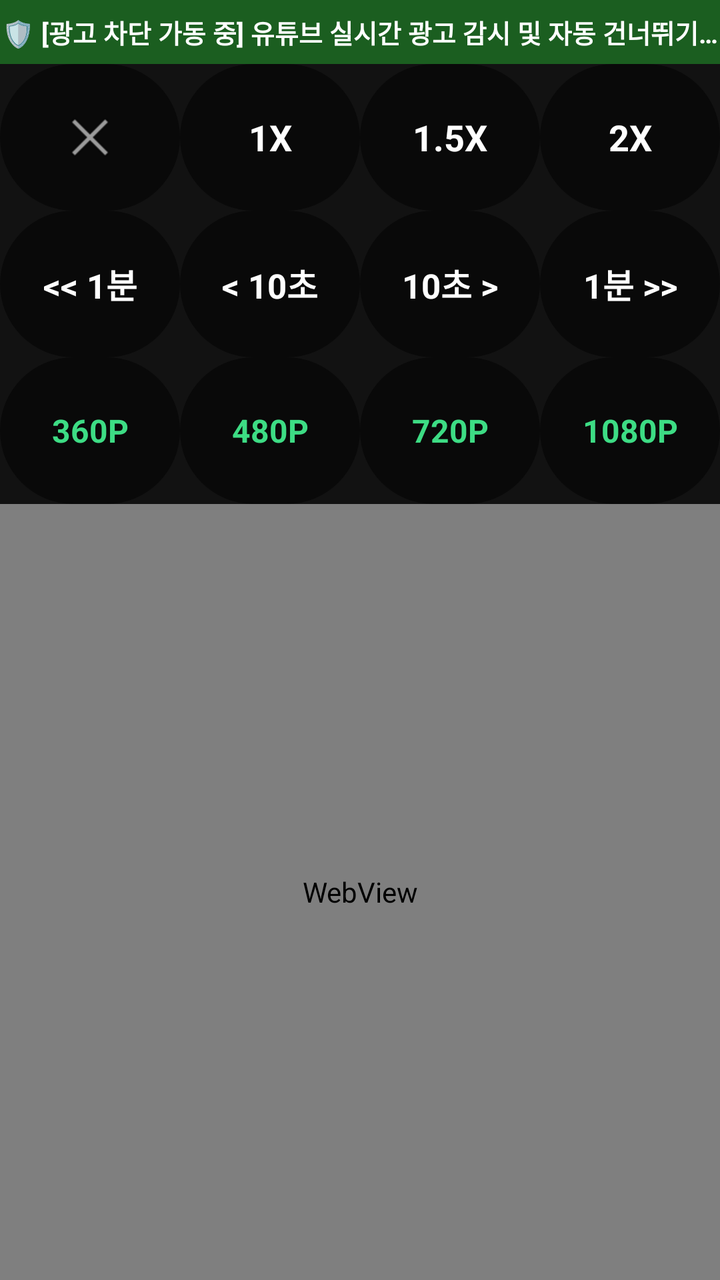
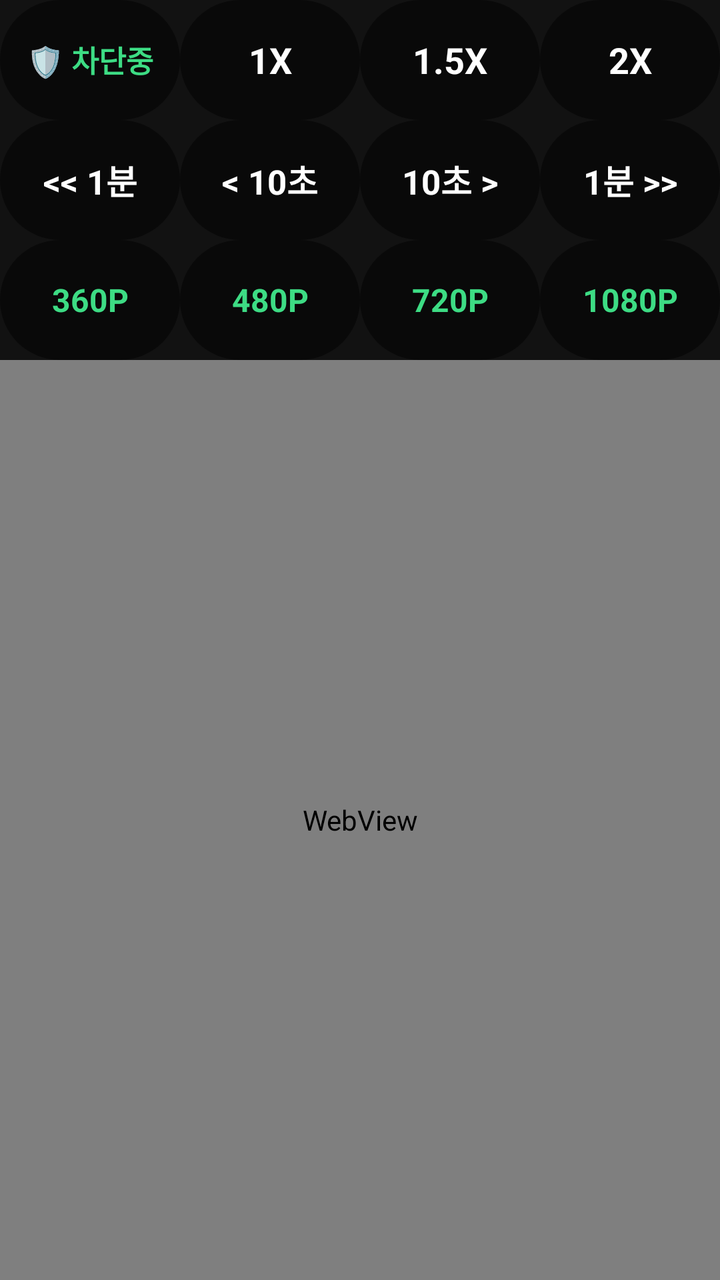

Compare the two renders of this Android layout. The source of the first and the diff that turns it into the second are given below.
<!-- AndroidManifest.xml: application theme Theme.CarHome -->
<!-- res/layout/activity_browser.xml -->
<?xml version="1.0" encoding="utf-8"?>
<LinearLayout xmlns:android="http://schemas.android.com/apk/res/android"
    android:id="@+id/browserRootLayout"
    android:layout_width="match_parent"
    android:layout_height="match_parent"
    android:orientation="vertical"
    android:background="#000000">

    
    <TextView
        android:id="@+id/tvAdBlockStatus"
        android:layout_width="match_parent"
        android:layout_height="32dp"
        android:background="#1B5E20"
        android:text="🛡️ [광고 차단 가동 중] 유튜브 실시간 광고 감시 및 자동 건너뛰기 활성화"
        android:textColor="#FFFFFF"
        android:textSize="13sp"
        android:textStyle="bold"
        android:gravity="center"
        android:singleLine="true" />

    <LinearLayout
        android:id="@+id/menuLayout"
        android:layout_width="match_parent"
        android:layout_height="220dp"
        android:orientation="vertical"
        android:background="#121212"
        android:gravity="center">

        
        <LinearLayout
            android:id="@+id/menuGroup1"
            android:layout_width="match_parent"
            android:layout_height="0dp"
            android:layout_weight="1"
            android:orientation="horizontal">

            
            <ImageView
                android:id="@+id/btnCloseBrowser"
                android:layout_width="0dp"
                android:layout_height="match_parent"
                android:layout_weight="1"
                android:background="@drawable/bg_round_btn"
                android:src="@android:drawable/ic_menu_close_clear_cancel"
                android:scaleType="centerInside"
                android:clickable="true"
                android:focusable="true" />

            <TextView
                android:id="@+id/btnSpeed1x"
                android:layout_width="0dp"
                android:layout_height="match_parent"
                android:layout_weight="1"
                android:background="@drawable/bg_round_btn"
                android:text="1X"
                android:textColor="#FFFFFF"
                android:textSize="18sp"
                android:textStyle="bold"
                android:gravity="center"
                android:clickable="true"
                android:focusable="true" />

            <TextView
                android:id="@+id/btnSpeed1_5x"
                android:layout_width="0dp"
                android:layout_height="match_parent"
                android:layout_weight="1"
                android:background="@drawable/bg_round_btn"
                android:text="1.5X"
                android:textColor="#FFFFFF"
                android:textSize="18sp"
                android:textStyle="bold"
                android:gravity="center"
                android:clickable="true"
                android:focusable="true" />

            <TextView
                android:id="@+id/btnSpeed2x"
                android:layout_width="0dp"
                android:layout_height="match_parent"
                android:layout_weight="1"
                android:background="@drawable/bg_round_btn"
                android:text="2X"
                android:textColor="#FFFFFF"
                android:textSize="18sp"
                android:textStyle="bold"
                android:gravity="center"
                android:clickable="true"
                android:focusable="true" />
        </LinearLayout>

        
        <LinearLayout
            android:id="@+id/menuGroup2"
            android:layout_width="match_parent"
            android:layout_height="0dp"
            android:layout_weight="1"
            android:orientation="horizontal">

            <TextView
                android:id="@+id/btnRewind"
                android:layout_width="0dp"
                android:layout_height="match_parent"
                android:layout_weight="1"
                android:background="@drawable/bg_round_btn"
                android:text="&lt;&lt; 1분"
                android:textColor="#FFFFFF"
                android:textSize="17sp"
                android:textStyle="bold"
                android:gravity="center"
                android:clickable="true"
                android:focusable="true" />

            <TextView
                android:id="@+id/btnRewind10"
                android:layout_width="0dp"
                android:layout_height="match_parent"
                android:layout_weight="1"
                android:background="@drawable/bg_round_btn"
                android:text="&lt; 10초"
                android:textColor="#FFFFFF"
                android:textSize="17sp"
                android:textStyle="bold"
                android:gravity="center"
                android:clickable="true"
                android:focusable="true" />

            <TextView
                android:id="@+id/btnForward10"
                android:layout_width="0dp"
                android:layout_height="match_parent"
                android:layout_weight="1"
                android:background="@drawable/bg_round_btn"
                android:text="10초 &gt;"
                android:textColor="#FFFFFF"
                android:textSize="17sp"
                android:textStyle="bold"
                android:gravity="center"
                android:clickable="true"
                android:focusable="true" />

            <TextView
                android:id="@+id/btnForward"
                android:layout_width="0dp"
                android:layout_height="match_parent"
                android:layout_weight="1"
                android:background="@drawable/bg_round_btn"
                android:text="1분 &gt;&gt;"
                android:textColor="#FFFFFF"
                android:textSize="17sp"
                android:textStyle="bold"
                android:gravity="center"
                android:clickable="true"
                android:focusable="true" />
        </LinearLayout>

        
        <LinearLayout
            android:id="@+id/menuGroup3"
            android:layout_width="match_parent"
            android:layout_height="0dp"
            android:layout_weight="1"
            android:orientation="horizontal">

            <TextView
                android:id="@+id/btnRes360"
                android:layout_width="0dp"
                android:layout_height="match_parent"
                android:layout_weight="1"
                android:background="@drawable/bg_round_btn"
                android:text="360P"
                android:textColor="#3DDC84"
                android:textSize="16sp"
                android:textStyle="bold"
                android:gravity="center"
                android:clickable="true"
                android:focusable="true" />

            <TextView
                android:id="@+id/btnRes480"
                android:layout_width="0dp"
                android:layout_height="match_parent"
                android:layout_weight="1"
                android:background="@drawable/bg_round_btn"
                android:text="480P"
                android:textColor="#3DDC84"
                android:textSize="16sp"
                android:textStyle="bold"
                android:gravity="center"
                android:clickable="true"
                android:focusable="true" />

            <TextView
                android:id="@+id/btnRes720"
                android:layout_width="0dp"
                android:layout_height="match_parent"
                android:layout_weight="1"
                android:background="@drawable/bg_round_btn"
                android:text="720P"
                android:textColor="#3DDC84"
                android:textSize="16sp"
                android:textStyle="bold"
                android:gravity="center"
                android:clickable="true"
                android:focusable="true" />

            <TextView
                android:id="@+id/btnRes1080"
                android:layout_width="0dp"
                android:layout_height="match_parent"
                android:layout_weight="1"
                android:background="@drawable/bg_round_btn"
                android:text="1080P"
                android:textColor="#3DDC84"
                android:textSize="16sp"
                android:textStyle="bold"
                android:gravity="center"
                android:clickable="true"
                android:focusable="true" />
        </LinearLayout>
    </LinearLayout>

    
    <WebView
        android:id="@+id/webView"
        android:layout_width="match_parent"
        android:layout_height="0dp"
        android:layout_weight="1" />
</LinearLayout>
<!-- resources referenced by this layout -->
<resources>
  <!-- drawable bg_round_btn (drawable) -->
  <?xml version="1.0" encoding="utf-8"?>
  <shape xmlns:android="http://schemas.android.com/apk/res/android"
      android:shape="rectangle">
      <corners android:radius="50dp" />
      
      <solid android:color="#80000000" />
  </shape>
  <style name="Theme.CarHome" parent="Base.Theme.CarHome" />
  <style name="Base.Theme.CarHome" parent="Theme.Material3.DayNight.NoActionBar">
          
          
      </style>
</resources>

<!-- the commit's change to res/layout/activity_browser.xml (unified diff, before → after) -->
@@ -6,23 +6,10 @@
     android:orientation="vertical"
     android:background="#000000">
 
-    
-    <TextView
-        android:id="@+id/tvAdBlockStatus"
-        android:layout_width="match_parent"
-        android:layout_height="32dp"
-        android:background="#1B5E20"
-        android:text="🛡️ [광고 차단 가동 중] 유튜브 실시간 광고 감시 및 자동 건너뛰기 활성화"
-        android:textColor="#FFFFFF"
-        android:textSize="13sp"
-        android:textStyle="bold"
-        android:gravity="center"
-        android:singleLine="true" />
-
     <LinearLayout
         android:id="@+id/menuLayout"
         android:layout_width="match_parent"
-        android:layout_height="220dp"
+        android:layout_height="180dp"
         android:orientation="vertical"
         android:background="#121212"
         android:gravity="center">
@@ -36,14 +23,17 @@
             android:orientation="horizontal">
 
             
-            <ImageView
-                android:id="@+id/btnCloseBrowser"
-                android:layout_width="0dp"
-                android:layout_height="match_parent"
-                android:layout_weight="1"
-                android:background="@drawable/bg_round_btn"
-                android:src="@android:drawable/ic_menu_close_clear_cancel"
-                android:scaleType="centerInside"
+            <TextView
+                android:id="@+id/btnAdBlockStatus"
+                android:layout_width="0dp"
+                android:layout_height="match_parent"
+                android:layout_weight="1"
+                android:background="@drawable/bg_round_btn"
+                android:text="🛡️ 차단중"
+                android:textColor="#3DDC84"
+                android:textSize="15sp"
+                android:textStyle="bold"
+                android:gravity="center"
                 android:clickable="true"
                 android:focusable="true" />
 
